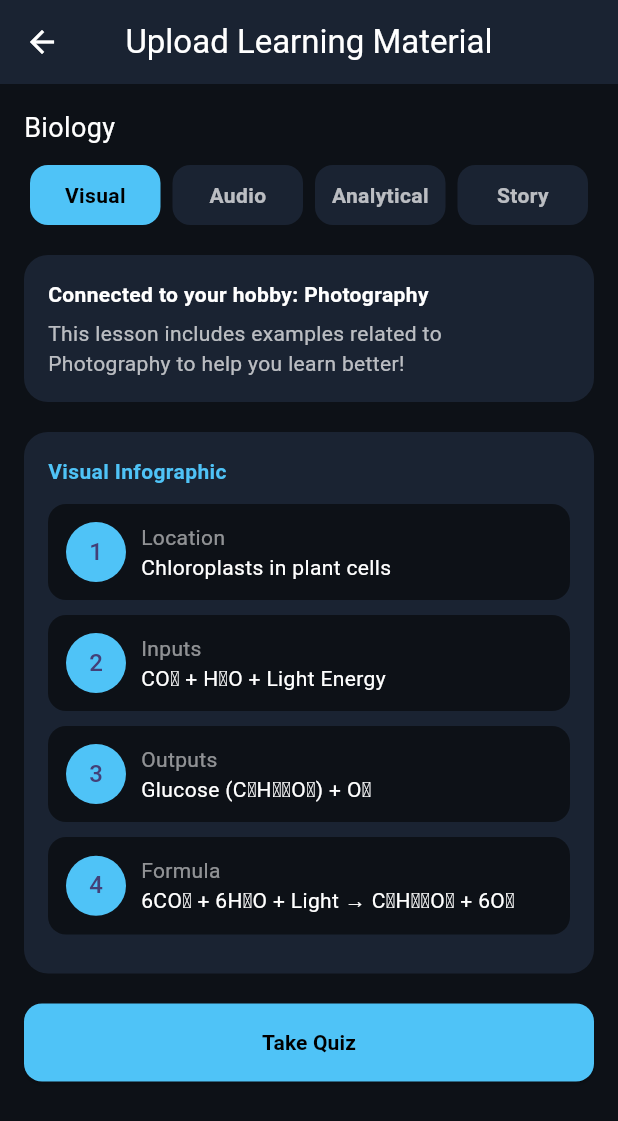
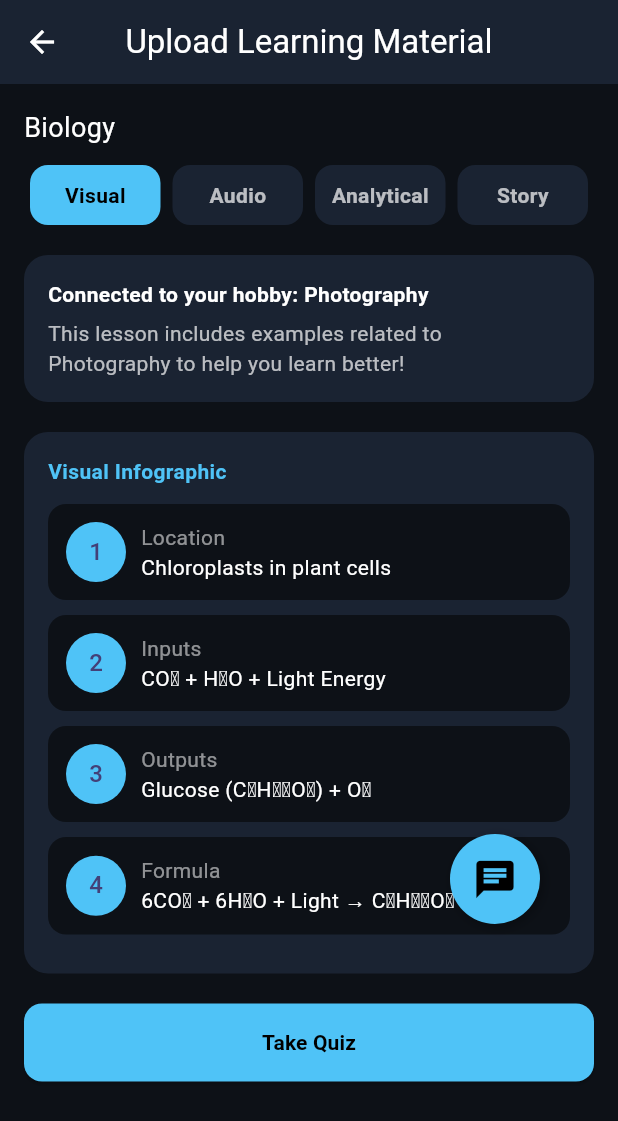
Before and after one commit to Study-Spark-LK/studyspark-frontend, a Flutter app: the OutputresultScreen screen opened by its route, on a phone screen of 412 x 824 dp. Shown: the top 1121 px of the screen. Run offline on Flutter 3.47's test engine with Material 3 defaults, Android fonts, the phone set to English and light mode, and no system bars; our stand-ins replace dio, file_picker, freezed_annotation, retrofit; missing offline and left inert: clerk_flutter; generated files the repository leaves out were written again.

Commit message:
movable chatbot icon added, linked with the AI chatbot screen

```diff
--- a/lib/screens/outputresult_screen.dart
+++ b/lib/screens/outputresult_screen.dart
@@ -1,5 +1,5 @@
 import 'package:flutter/material.dart';
-
+import "ai_chat_bot.dart";
 class OutputresultScreen extends StatefulWidget {
   const OutputresultScreen({super.key});
 
@@ -10,20 +10,25 @@ class OutputresultScreen extends StatefulWidget {
 class _OutputresultScreenState extends State<OutputresultScreen> {
   int selectedType = 0;
 
+  // Position for draggable chatbot icon
+  double top = 500;
+  double left = 300;
+
   final types = ["Visual", "Audio", "Analytical", "Story"];
 
   @override
   Widget build(BuildContext context) {
     return Scaffold(
       backgroundColor: const Color(0xFF0D1117),
-
       appBar: AppBar(
         backgroundColor: const Color(0xFF1A2332),
         title: const Text("Upload Learning Material"),
         leading: const BackButton(),
       ),
-
-      body: SingleChildScrollView(
+      body: Stack(
+        children: [
+          // ================= Scrollable Content =================
+          SingleChildScrollView(
             padding: const EdgeInsets.all(16),
             child: Column(
               crossAxisAlignment: CrossAxisAlignment.start,
@@ -105,7 +110,7 @@ class _OutputresultScreenState extends State<OutputresultScreen> {
 
                 const SizedBox(height: 20),
 
-            /// UPLOAD BUTTON
+                /// Take Quiz button
                 SizedBox(
                   width: double.infinity,
                   child: ElevatedButton(
@@ -127,13 +132,65 @@ class _OutputresultScreenState extends State<OutputresultScreen> {
                     ),
                   ),
                 ),
+                const SizedBox(height: 100), // Extra space for scrolling
               ],
             ),
+          ),
+
+          // ================= Draggable Chatbot Icon =================
+          Positioned(
+            top: top,
+            left: left,
+            child: Draggable(
+              feedback: _chatIcon(),
+              childWhenDragging: Container(), // Hide original while dragging
+              onDragEnd: (details) {
+                setState(() {
+                  top = details.offset.dy;
+                  left = details.offset.dx;
+                });
+              },
+              child: GestureDetector(
+                onTap: () {
+                  Navigator.push(
+                    context,
+                    MaterialPageRoute(
+                      builder: (context) => const AIChatScreen(),
+                    ),
+                  );
+                },
+                child: _chatIcon(),
+              ),
+            ),
+          ),
+        ],
       ),
     );
   }
 
-  // ================= CONTENT =================
+  Widget _chatIcon() {
+    return Material(
+      color: Colors.transparent,
+      child: Container(
+        width: 60,
+        height: 60,
+        decoration: BoxDecoration(
+          color: const Color(0xFF4FC3F7),
+          shape: BoxShape.circle,
+          boxShadow: [
+            BoxShadow(
+              color: Colors.black.withOpacity(0.3),
+              blurRadius: 6,
+              offset: const Offset(2, 2),
+            ),
+          ],
+        ),
+        child: const Icon(Icons.chat, color: Colors.black, size: 30),
+      ),
+    );
+  }
+
+  // ================= CONTENT BUILDERS =================
 
   Widget _buildContent() {
     switch (selectedType) {
@@ -155,7 +212,7 @@ class _OutputresultScreenState extends State<OutputresultScreen> {
       _step("Location", "Chloroplasts in plant cells", 1),
       _step("Inputs", "CO₂ + H₂O + Light Energy", 2),
       _step("Outputs", "Glucose (C₆H₁₂O₆) + O₂", 3),
-      _step("Formula", "6CO₂ + 6H₂O + Light → C₆H₁₂O₆ + 6O₂", 4),
+      _step("Formula", "6CO₂ + 6H₂O + Light → C₆H₁₂O₆", 4),
     ]);
   }
 
@@ -188,8 +245,6 @@ class _OutputresultScreenState extends State<OutputresultScreen> {
       ),
     ]);
   }
-
-  // ================= COMMON =================
 
   Widget _infoCard(String title, List<Widget> children) {
     return Container(
```
Lines whose indentation alone changed are shown as unchanged.
